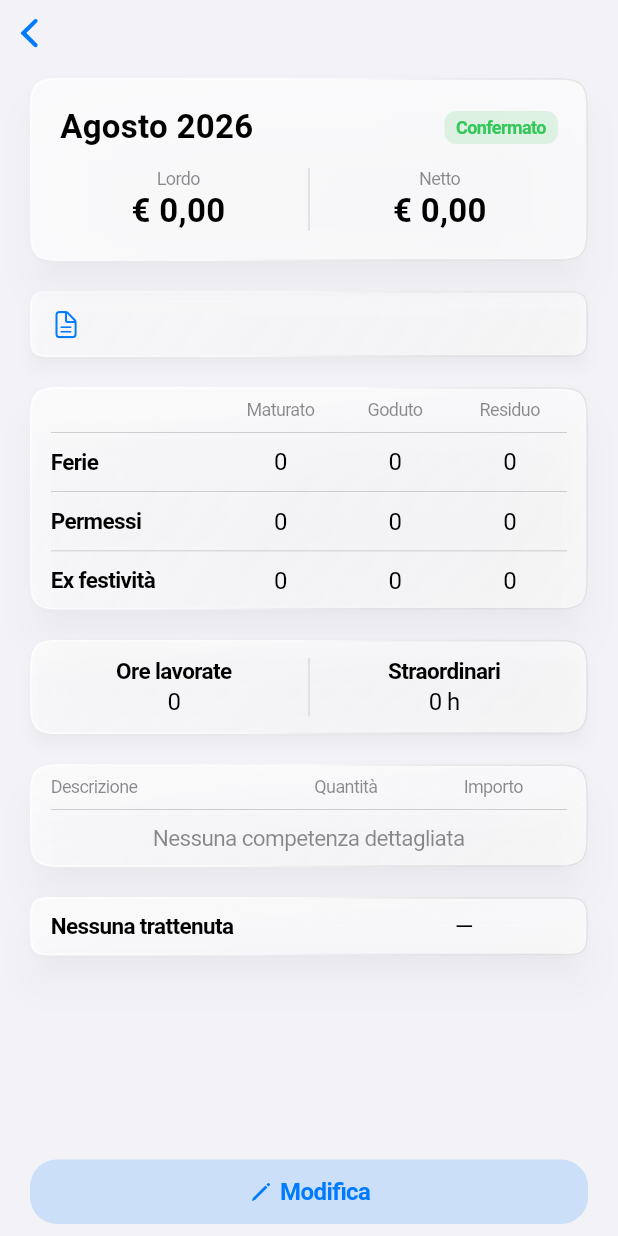
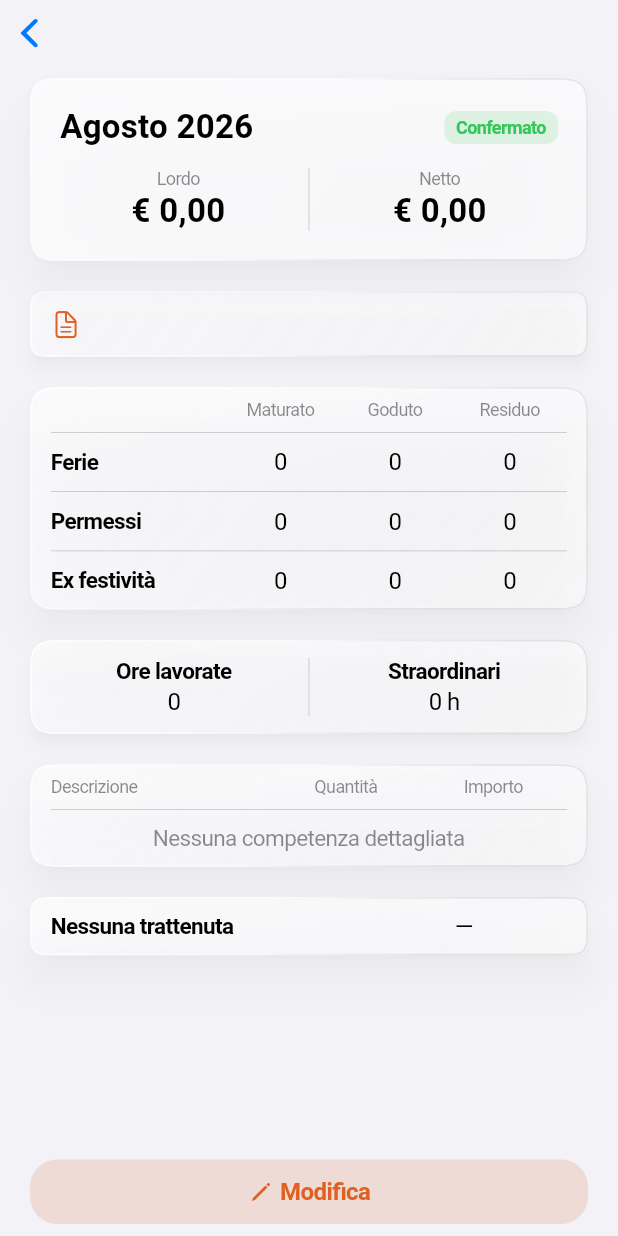
Before and after one commit to valeeerio/buts, a Flutter app: the BustaPagaDetailScreen screen opened directly with empty values, on a phone screen of 412 x 824 dp. Run offline on Flutter 3.47's test engine with Material 3 defaults, Android fonts, the light colour scheme and no system bars; our stand-ins replace drift, fl_chart, flutter_local_notifications, flutter_riverpod, flutter_sticky_header, open_filex and 3 more; missing offline and left inert: file_selector, syncfusion_flutter_pdf; accounts and stored records are empty; generated files the repository leaves out were written again.

Commit message:
Refactor color usage to replace systemBlue with brandAccent across multiple screens and widgets; introduce CustomIllustration for onboarding and empty states; add StaggeredFadeSlideIn for animated list entries; enhance SpringButton animation; implement unit tests for new components.

```diff
--- a/lib/theme/app_colors.dart
+++ b/lib/theme/app_colors.dart
@@ -65,6 +65,15 @@ class AppColors {
     darkColor: Color(0x80EBEBF5),
   );
 
+  /// Accento brand dell'app, corallo/arancio caldo: sostituisce systemBlue
+  /// nei punti "riscaldati" (CTA primarie, icone di rilievo, illustrazioni
+  /// custom). Valori scelti per adeguata distanza di tonalità HSL da
+  /// systemRed/systemOrange e contrasto sufficiente su sfondo bianco.
+  static const brandAccent = CupertinoDynamicColor.withBrightness(
+    color: Color(0xFFDF6020),
+    darkColor: Color(0xFFFF8850),
+  );
+
   // --- Liquid Glass ---
   // Palette volutamente sobria/neutra: il materiale vetro è la fonte di
   // profondità, il colore resta riservato ad accenti puntuali (badge di
--- a/lib/widgets/busta_paga_competenze_section.dart
+++ b/lib/widgets/busta_paga_competenze_section.dart
@@ -35,7 +35,8 @@ class BustaPagaCompetenzeSection extends StatelessWidget {
   Widget build(BuildContext context) {
     final labelSecondary =
         CupertinoDynamicColor.resolve(AppColors.labelSecondary, context);
-    final accent = CupertinoDynamicColor.resolve(AppColors.systemBlue, context);
+    final accent =
+        CupertinoDynamicColor.resolve(AppColors.brandAccent, context);
 
     return GlassFormSection(
       children: [
--- a/lib/widgets/busta_paga_documento_chip.dart
+++ b/lib/widgets/busta_paga_documento_chip.dart
@@ -46,7 +46,8 @@ class BustaPagaDocumentoChip extends StatelessWidget {
   }
 
   void _mostraErroreApertura(BuildContext context, String messaggio) {
-    final accent = CupertinoDynamicColor.resolve(AppColors.systemBlue, context);
+    final accent =
+        CupertinoDynamicColor.resolve(AppColors.brandAccent, context);
     showAppAlertDialog<void>(
       context: context,
       title: 'Impossibile aprire il documento',
@@ -64,7 +65,8 @@ class BustaPagaDocumentoChip extends StatelessWidget {
 
   @override
   Widget build(BuildContext context) {
-    final accent = CupertinoDynamicColor.resolve(AppColors.systemBlue, context);
+    final accent =
+        CupertinoDynamicColor.resolve(AppColors.brandAccent, context);
     final labelPrimary =
         CupertinoDynamicColor.resolve(AppColors.labelPrimary, context);
 
--- a/lib/widgets/busta_paga_hero_card.dart
+++ b/lib/widgets/busta_paga_hero_card.dart
@@ -144,19 +144,9 @@ class BustaPagaHeroCard extends StatelessWidget {
                   ],
                 ),
               ),
-              Container(
-                padding: const EdgeInsets.symmetric(
-                  horizontal: AppSpacing.sm,
-                  vertical: AppSpacing.xs,
-                ),
-                decoration: BoxDecoration(
-                  color: badgeColor.withValues(alpha: 0.14),
-                  borderRadius: BorderRadius.circular(AppRadius.small),
-                ),
-                child: Text(
-                  isConfermato ? 'Confermato' : 'Da confermare',
-                  style: AppTextStyles.changeBadge.copyWith(color: badgeColor),
-                ),
+              _StatoBadge(
+                isConfermato: isConfermato,
+                badgeColor: badgeColor,
               ),
             ],
           ),
@@ -224,3 +214,83 @@ class BustaPagaHeroCard extends StatelessWidget {
     );
   }
 }
+
+/// Badge di stato (Confermato/Da confermare): sola visualizzazione, colori e
+/// aspetto sempre guidati dal chiamante (`isConfermato`/`badgeColor`, a loro
+/// volta derivati dallo stato letto dal provider, mai da variabili locali di
+/// editing). Aggiunge solo un piccolo "pop" a molla sulla scala quando
+/// [isConfermato] cambia rispetto al build precedente — mai al primo mount.
+class _StatoBadge extends StatefulWidget {
+  final bool isConfermato;
+  final Color badgeColor;
+
+  const _StatoBadge({
+    required this.isConfermato,
+    required this.badgeColor,
+  });
+
+  @override
+  State<_StatoBadge> createState() => _StatoBadgeState();
+}
+
+class _StatoBadgeState extends State<_StatoBadge>
+    with SingleTickerProviderStateMixin {
+  late final AnimationController _controller;
+  late final Animation<double> _scale;
+
+  @override
+  void initState() {
+    super.initState();
+    _controller = AnimationController(
+      vsync: this,
+      duration: const Duration(milliseconds: 280),
+    );
+    _scale = TweenSequence<double>([
+      TweenSequenceItem(
+        tween: Tween(begin: 1.0, end: 1.15)
+            .chain(CurveTween(curve: Curves.easeOut)),
+        weight: 40,
+      ),
+      TweenSequenceItem(
+        tween: Tween(begin: 1.15, end: 1.0)
+            .chain(CurveTween(curve: Curves.elasticOut)),
+        weight: 60,
+      ),
+    ]).animate(_controller);
+  }
+
+  @override
+  void didUpdateWidget(_StatoBadge oldWidget) {
+    super.didUpdateWidget(oldWidget);
+    if (oldWidget.isConfermato != widget.isConfermato) {
+      _controller.forward(from: 0);
+    }
+  }
+
+  @override
+  void dispose() {
+    _controller.dispose();
+    super.dispose();
+  }
+
+  @override
+  Widget build(BuildContext context) {
+    return ScaleTransition(
+      scale: _scale,
+      child: Container(
+        padding: const EdgeInsets.symmetric(
+          horizontal: AppSpacing.sm,
+          vertical: AppSpacing.xs,
+        ),
+        decoration: BoxDecoration(
+          color: widget.badgeColor.withValues(alpha: 0.14),
+          borderRadius: BorderRadius.circular(AppRadius.small),
+        ),
+        child: Text(
+          widget.isConfermato ? 'Confermato' : 'Da confermare',
+          style: AppTextStyles.changeBadge.copyWith(color: widget.badgeColor),
+        ),
+      ),
+    );
+  }
+}
--- a/lib/widgets/cupertino_range_slider.dart
+++ b/lib/widgets/cupertino_range_slider.dart
@@ -243,7 +243,8 @@ class _CupertinoRangeSliderState extends State<CupertinoRangeSlider>
   Widget build(BuildContext context) {
     final trackColor =
         CupertinoDynamicColor.resolve(AppColors.separator, context);
-    final accent = CupertinoDynamicColor.resolve(AppColors.systemBlue, context);
+    final accent =
+        CupertinoDynamicColor.resolve(AppColors.brandAccent, context);
     final labelColor =
         CupertinoDynamicColor.resolve(AppColors.labelSecondary, context);
 
@@ -379,7 +380,8 @@ class _RangeThumb extends StatelessWidget {
 
   @override
   Widget build(BuildContext context) {
-    final accent = CupertinoDynamicColor.resolve(AppColors.systemBlue, context);
+    final accent =
+        CupertinoDynamicColor.resolve(AppColors.brandAccent, context);
     // `CupertinoColors.white` letterale invece di un token `AppColors`: il
     // thumb va risolto esplicitamente comunque tramite
     // `CupertinoDynamicColor.resolve` (convenzione di progetto per ogni
--- a/lib/widgets/spring_button.dart
+++ b/lib/widgets/spring_button.dart
@@ -23,10 +23,11 @@ class _SpringButtonState extends State<SpringButton>
     with SingleTickerProviderStateMixin {
   late final AnimationController _controller;
 
-  static const double _pressedScale = 0.96;
+  static const double _pressedScale = 0.94;
   static const Curve _pressCurve = Curves.easeOut;
-  // Equivalente a cubic-bezier(0.34, 1.56, 0.64, 1): overshoot elastico.
-  static const Curve _releaseCurve = Cubic(0.34, 1.56, 0.64, 1.0);
+  // Equivalente a cubic-bezier(0.34, 2.1, 0.64, 1): overshoot elastico più
+  // marcato ("riscaldamento" dello stile, vedi CLAUDE.md).
+  static const Curve _releaseCurve = Cubic(0.34, 2.1, 0.64, 1.0);
 
   @override
   void initState() {
@@ -51,7 +52,7 @@ class _SpringButtonState extends State<SpringButton>
   void _release() {
     _controller.animateTo(
       0.0,
-      duration: const Duration(milliseconds: 300),
+      duration: const Duration(milliseconds: 340),
       curve: _releaseCurve,
     );
   }
```
Also changed, not shown: lib/screens/buste_paga/busta_paga_detail_screen.dart (+10 -6 lines), lib/screens/buste_paga/busta_paga_form_screen.dart (+5 -3 lines), lib/screens/buste_paga/buste_paga_archivio_view.dart (+51 -13 lines), lib/screens/buste_paga/buste_paga_section_screen.dart (+19 -9 lines), lib/screens/buste_paga/buste_paga_statistiche_screen.dart (+11 -1 lines), lib/widgets/app_alert_dialog.dart (+18 -1 lines), lib/widgets/custom_illustration.dart (added, +217 -0 lines), lib/widgets/staggered_fade_slide_in.dart (added, +86 -0 lines), 3 other files.
